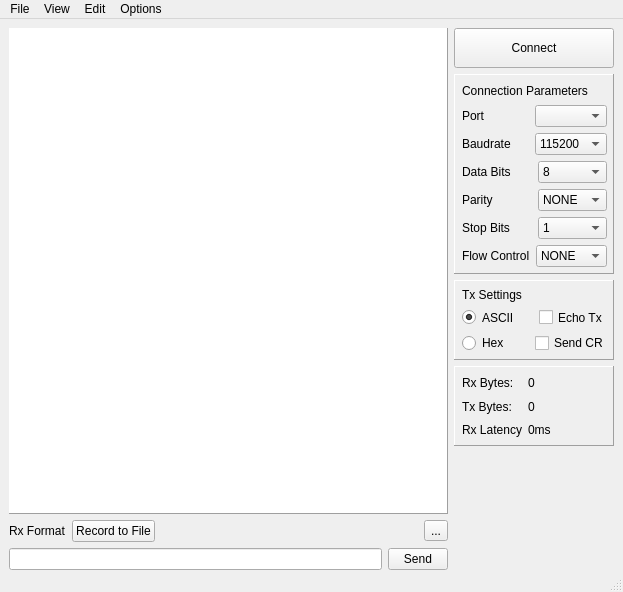
This is mainwindow.ui in matlshen/Serial-Surfer as Qt 5 draws it before an edit. The edited form follows.
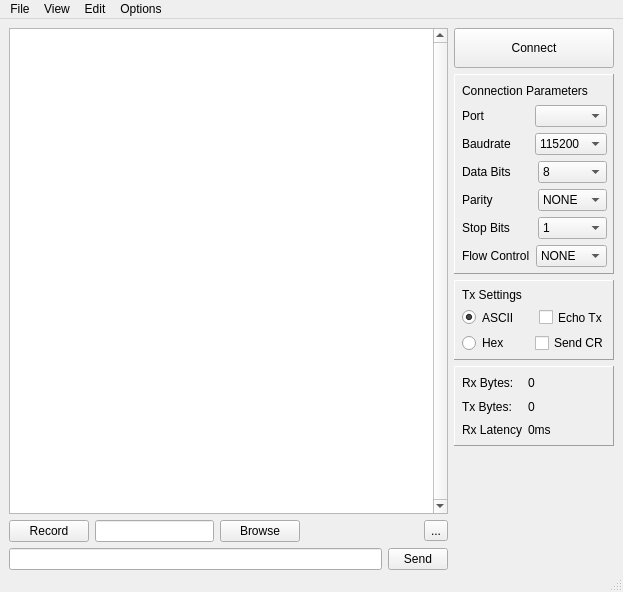
This is the edited form. Icons and pictures are not drawn. Custom widgets are drawn as their Qt base class.

Commit message: Added info displays, tx options, persistent settings

```diff
--- a/mainwindow.ui
+++ b/mainwindow.ui
@@ -42,15 +42,14 @@
       <item>
        <layout class="QVBoxLayout" name="verticalLayout_2">
         <item>
-         <widget class="QPlainTextEdit" name="TextEditRx">
-          <property name="enabled">
-           <bool>true</bool>
+         <widget class="QTextEdit" name="TextEditRx">
+          <property name="font">
+           <font>
+            <family>Cascadia Code Light</family>
+           </font>
           </property>
-          <property name="frameShape">
-           <enum>QFrame::Panel</enum>
-          </property>
-          <property name="frameShadow">
-           <enum>QFrame::Raised</enum>
+          <property name="verticalScrollBarPolicy">
+           <enum>Qt::ScrollBarAlwaysOn</enum>
           </property>
           <property name="readOnly">
            <bool>true</bool>
@@ -60,16 +59,19 @@
         <item>
          <layout class="QHBoxLayout" name="horizontalLayout_8">
           <item>
-           <widget class="QLabel" name="label">
+           <widget class="QPushButton" name="pushButton_2">
             <property name="text">
-             <string>Rx Format</string>
+             <string>Record</string>
             </property>
            </widget>
           </item>
+          <item>
+           <widget class="QLineEdit" name="lineEdit"/>
+          </item>
           <item>
            <widget class="QPushButton" name="pushButton">
             <property name="text">
-             <string>Record to File</string>
+             <string>Browse</string>
             </property>
            </widget>
           </item>
```
Left out of the diff: 18 changed lines with no effect on the pictures. The commit also changes 2 other files.
